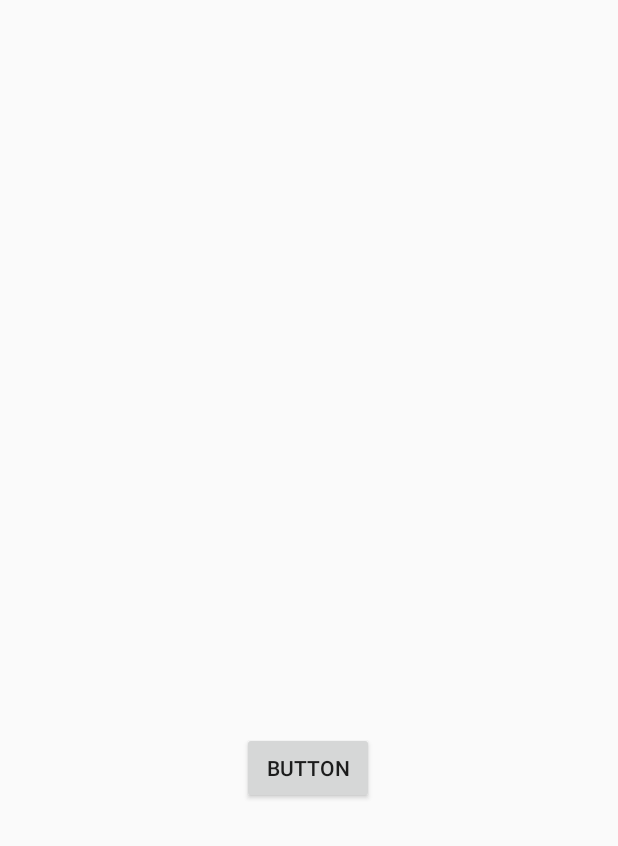
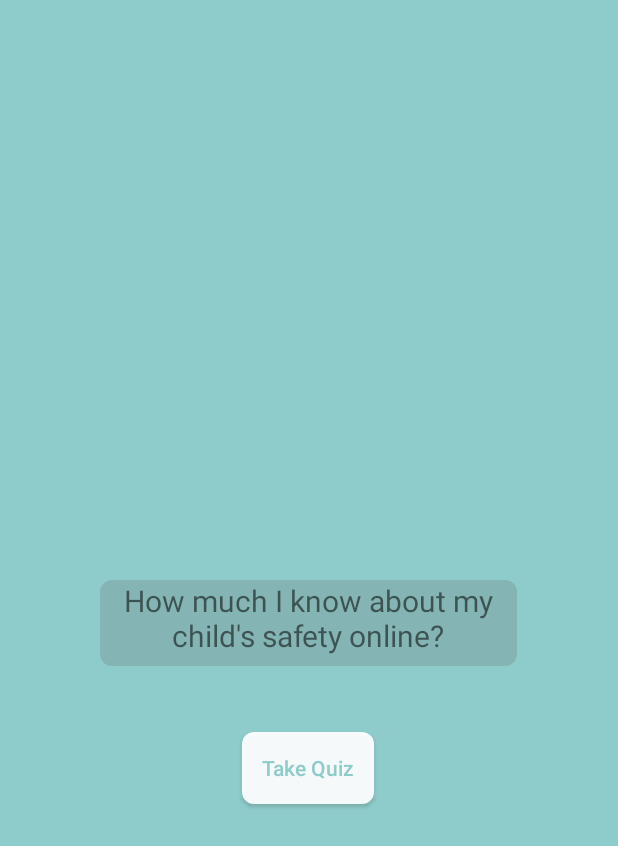
Before and after one commit to dominatorfaf/chat-app-tracker, an Android app: the QuizParentActivity screen opened directly, with no data from a screen before it, on a phone screen of 412 x 824 dp. Shown: the top 846 px of the screen. Run offline under Robolectric (Android 15) with nearby library versions, the phone set to English and light mode, and no system bars.

Commit message:
Add activity in quiz_parent and quiz_child layouts

```diff
--- a/app/src/main/res/layout/activity_quiz_parent.xml
+++ b/app/src/main/res/layout/activity_quiz_parent.xml
@@ -2,8 +2,11 @@
 <androidx.constraintlayout.widget.ConstraintLayout xmlns:android="http://schemas.android.com/apk/res/android"
     xmlns:app="http://schemas.android.com/apk/res-auto"
     xmlns:tools="http://schemas.android.com/tools"
+    android:id="@+id/takequiz"
     android:layout_width="match_parent"
     android:layout_height="match_parent"
+    android:background="@color/azure"
+    android:visibility="visible"
     tools:context=".ui.quiz.QuizParentActivity">
 
     <Button
@@ -11,9 +14,29 @@
         android:layout_width="wrap_content"
         android:layout_height="wrap_content"
         android:layout_marginBottom="288dp"
-        android:text="Button"
+        android:background="@drawable/roundedbutton"
+        android:text="Take Quiz"
+        android:textAlignment="center"
+        android:textAllCaps="false"
+        android:textColor="@color/azure"
         app:layout_constraintBottom_toBottomOf="parent"
         app:layout_constraintEnd_toEndOf="parent"
         app:layout_constraintHorizontal_bias="0.498"
         app:layout_constraintStart_toStartOf="parent" />
+
+    <TextView
+        android:id="@+id/textView"
+        android:layout_width="278dp"
+        android:layout_height="57dp"
+        android:layout_marginBottom="44dp"
+        android:background="@drawable/roundedbuttongreen"
+        android:text="How much I know about my child's safety online?"
+        android:textAlignment="center"
+        android:textSize="20sp"
+        app:layout_constraintBottom_toTopOf="@+id/button"
+        app:layout_constraintEnd_toEndOf="parent"
+        app:layout_constraintHorizontal_bias="0.496"
+        app:layout_constraintStart_toStartOf="parent"
+        app:layout_constraintTop_toTopOf="parent"
+        app:layout_constraintVertical_bias="1.0" />
 </androidx.constraintlayout.widget.ConstraintLayout>
```
Also changed, not shown: app/src/main/res/layout/activity_quiz_child.xml (+24 -1 lines).
